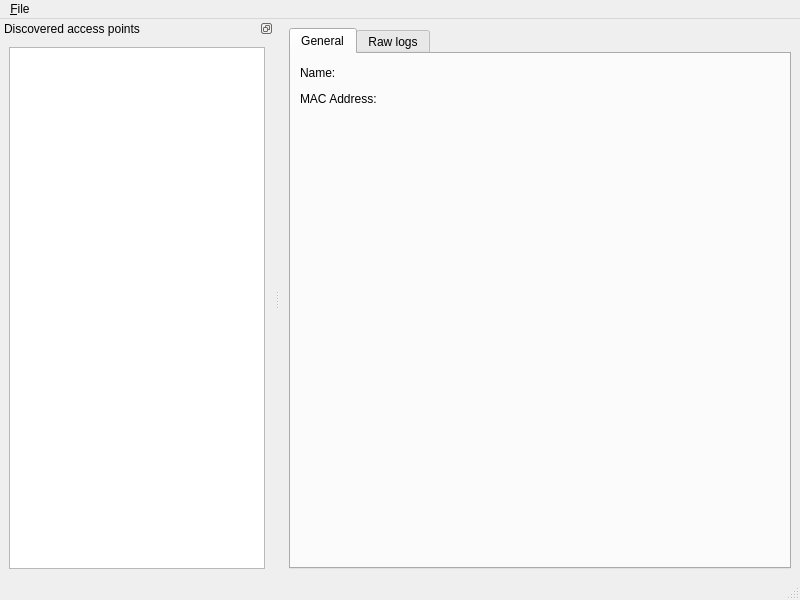
jeremydumais/airodb-analyzer, file airodb_analyzer/designer/mainForm.ui: the form before one commit.
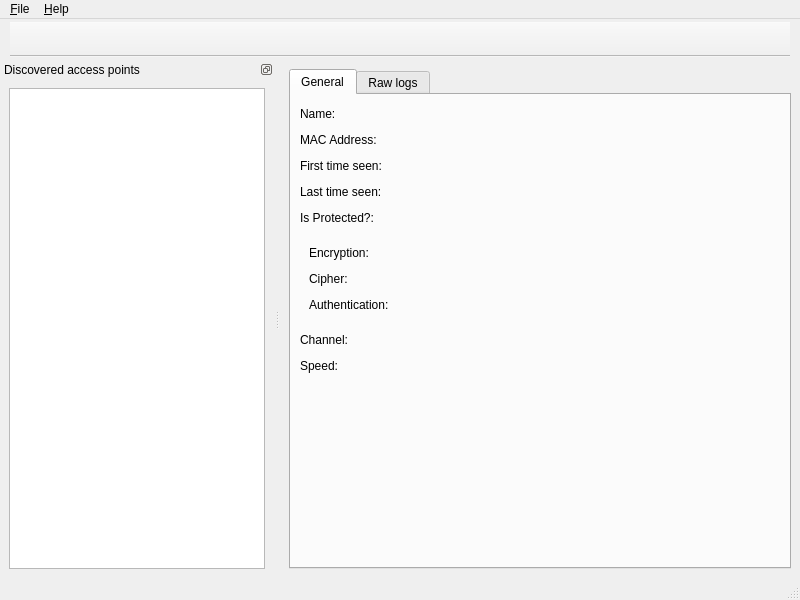
The form after the commit. Icons and pictures are not drawn.

Commit message: Work on the mainForm AP details.

Patch:
```diff
--- a/airodb_analyzer/designer/mainForm.ui
+++ b/airodb_analyzer/designer/mainForm.ui
@@ -25,7 +25,7 @@
         <string>General</string>
        </attribute>
        <layout class="QGridLayout" name="gridLayout_2">
-        <item row="1" column="1">
+        <item row="0" column="1">
          <layout class="QVBoxLayout" name="verticalLayout">
           <item>
            <layout class="QHBoxLayout" name="horizontalLayout">
@@ -89,6 +89,260 @@
             </item>
            </layout>
           </item>
+          <item>
+           <layout class="QHBoxLayout" name="horizontalLayout_3">
+            <item>
+             <widget class="QLabel" name="labelCaptionFirstSeen">
+              <property name="text">
+               <string>First time seen:</string>
+              </property>
+             </widget>
+            </item>
+            <item>
+             <widget class="QLabel" name="labelFirstTimeSeen">
+              <property name="text">
+               <string/>
+              </property>
+             </widget>
+            </item>
+            <item>
+             <spacer name="horizontalSpacer_3">
+              <property name="orientation">
+               <enum>Qt::Horizontal</enum>
+              </property>
+              <property name="sizeHint" stdset="0">
+               <size>
+                <width>40</width>
+                <height>20</height>
+               </size>
+              </property>
+             </spacer>
+            </item>
+           </layout>
+          </item>
+          <item>
+           <layout class="QHBoxLayout" name="horizontalLayout_4">
+            <item>
+             <widget class="QLabel" name="labelCaptionLastTimeSeen">
+              <property name="text">
+               <string>Last time seen:</string>
+              </property>
+             </widget>
+            </item>
+            <item>
+             <widget class="QLabel" name="labelLastTimeSeen">
+              <property name="text">
+               <string/>
+              </property>
+             </widget>
+            </item>
+            <item>
+             <spacer name="horizontalSpacer_4">
+              <property name="orientation">
+               <enum>Qt::Horizontal</enum>
+              </property>
+              <property name="sizeHint" stdset="0">
+               <size>
+                <width>40</width>
+                <height>20</height>
+               </size>
+              </property>
+             </spacer>
+            </item>
+           </layout>
+          </item>
+          <item>
+           <layout class="QHBoxLayout" name="horizontalLayout_5">
+            <item>
+             <widget class="QLabel" name="labelCaptionIsProtected">
+              <property name="text">
+               <string>Is Protected?:</string>
+              </property>
+             </widget>
+            </item>
+            <item>
+             <widget class="QLabel" name="labelIsProtected">
+              <property name="text">
+               <string/>
+              </property>
+             </widget>
+            </item>
+            <item>
+             <spacer name="horizontalSpacer_5">
+              <property name="orientation">
+               <enum>Qt::Horizontal</enum>
+              </property>
+              <property name="sizeHint" stdset="0">
+               <size>
+                <width>40</width>
+                <height>20</height>
+               </size>
+              </property>
+             </spacer>
+            </item>
+           </layout>
+          </item>
+          <item>
+           <widget class="QWidget" name="widgetProtectionDetails" native="true">
+            <layout class="QVBoxLayout" name="verticalLayout_2">
+             <item>
+              <layout class="QHBoxLayout" name="horizontalLayout_6">
+               <item>
+                <widget class="QLabel" name="labelCaptionEncryption">
+                 <property name="text">
+                  <string>Encryption:</string>
+                 </property>
+                </widget>
+               </item>
+               <item>
+                <widget class="QLabel" name="labelEncryption">
+                 <property name="text">
+                  <string/>
+                 </property>
+                </widget>
+               </item>
+               <item>
+                <spacer name="horizontalSpacer_6">
+                 <property name="orientation">
+                  <enum>Qt::Horizontal</enum>
+                 </property>
+                 <property name="sizeHint" stdset="0">
+                  <size>
+                   <width>40</width>
+                   <height>20</height>
+                  </size>
+                 </property>
+                </spacer>
+               </item>
+              </layout>
+             </item>
+             <item>
+              <layout class="QHBoxLayout" name="horizontalLayout_7">
+               <item>
+                <widget class="QLabel" name="labelCaptionCipher">
+                 <property name="text">
+                  <string>Cipher:</string>
+                 </property>
+                </widget>
+               </item>
+               <item>
+                <widget class="QLabel" name="labelCipher">
+                 <property name="text">
+                  <string/>
+                 </property>
+                </widget>
+               </item>
+               <item>
+                <spacer name="horizontalSpacer_7">
+                 <property name="orientation">
+                  <enum>Qt::Horizontal</enum>
+                 </property>
+                 <property name="sizeHint" stdset="0">
+                  <size>
+                   <width>40</width>
+                   <height>20</height>
+                  </size>
+                 </property>
+                </spacer>
+               </item>
+              </layout>
+             </item>
+             <item>
+              <layout class="QHBoxLayout" name="horizontalLayout_8">
+               <item>
+                <widget class="QLabel" name="labelCaptionAuthentification">
+                 <property name="text">
+                  <string>Authentication:</string>
+                 </property>
+                </widget>
+               </item>
+               <item>
+                <widget class="QLabel" name="labelAuthentification">
+                 <property name="text">
+                  <string/>
+                 </property>
+                </widget>
+               </item>
+               <item>
+                <spacer name="horizontalSpacer_8">
+                 <property name="orientation">
+                  <enum>Qt::Horizontal</enum>
+                 </property>
+                 <property name="sizeHint" stdset="0">
+                  <size>
+                   <width>40</width>
+                   <height>20</height>
+                  </size>
+                 </property>
+                </spacer>
+               </item>
+              </layout>
+             </item>
+            </layout>
+           </widget>
+          </item>
+          <item>
+           <layout class="QHBoxLayout" name="horizontalLayout_9">
+            <item>
+             <widget class="QLabel" name="labelCaptionChannel">
+              <property name="text">
+               <string>Channel:</string>
+              </property>
+             </widget>
+            </item>
+            <item>
+             <widget class="QLabel" name="labelChannel">
+              <property name="text">
+               <string/>
+              </property>
+             </widget>
+            </item>
+            <item>
+             <spacer name="horizontalSpacer_9">
+              <property name="orientation">
+               <enum>Qt::Horizontal</enum>
+              </property>
+              <property name="sizeHint" stdset="0">
+               <size>
+                <width>40</width>
+                <height>20</height>
+               </size>
+              </property>
+             </spacer>
+            </item>
+           </layout>
+          </item>
+          <item>
+           <layout class="QHBoxLayout" name="horizontalLayout_10">
+            <item>
+             <widget class="QLabel" name="labelCaptionSpeed">
+              <property name="text">
+               <string>Speed:</string>
+              </property>
+             </widget>
+            </item>
+            <item>
+             <widget class="QLabel" name="labelSpeed">
+              <property name="text">
+               <string/>
+              </property>
+             </widget>
+            </item>
+            <item>
+             <spacer name="horizontalSpacer_10">
+              <property name="orientation">
+               <enum>Qt::Horizontal</enum>
+              </property>
+              <property name="sizeHint" stdset="0">
+               <size>
+                <width>40</width>
+                <height>20</height>
+               </size>
+              </property>
+             </spacer>
+            </item>
+           </layout>
+          </item>
           <item>
            <spacer name="verticalSpacer">
             <property name="orientation">
@@ -131,7 +385,14 @@
     <addaction name="action_Open_session"/>
     <addaction name="action_Quit"/>
    </widget>
+   <widget class="QMenu" name="menu_Help">
+    <property name="title">
+     <string>&amp;Help</string>
+    </property>
+    <addaction name="actionAbout_airodb_analyzer"/>
+   </widget>
    <addaction name="menu_File"/>
+   <addaction name="menu_Help"/>
   </widget>
   <widget class="QStatusBar" name="statusbar"/>
   <widget class="QDockWidget" name="dockWidget">
@@ -156,6 +417,30 @@
     </layout>
    </widget>
   </widget>
+  <widget class="QToolBar" name="toolBar">
+   <property name="windowTitle">
+    <string>toolBar</string>
+   </property>
+   <property name="styleSheet">
+    <string notr="true">margin:3px 10px;</string>
+   </property>
+   <property name="movable">
+    <bool>false</bool>
+   </property>
+   <property name="toolButtonStyle">
+    <enum>Qt::ToolButtonIconOnly</enum>
+   </property>
+   <property name="floatable">
+    <bool>false</bool>
+   </property>
+   <attribute name="toolBarArea">
+    <enum>TopToolBarArea</enum>
+   </attribute>
+   <attribute name="toolBarBreak">
+    <bool>false</bool>
+   </attribute>
+   <addaction name="action_Open_session_toolbar"/>
+  </widget>
   <action name="action_Quit">
    <property name="text">
     <string>&amp;Quit</string>
@@ -166,6 +451,22 @@
     <string>&amp;Open a session...</string>
    </property>
   </action>
+  <action name="actionAbout_airodb_analyzer">
+   <property name="text">
+    <string>&amp;About airodb-analyzer</string>
+   </property>
+  </action>
+  <action name="action_Open_session_toolbar">
+   <property name="icon">
+    <iconset theme="fileopen"/>
+   </property>
+   <property name="text">
+    <string> </string>
+   </property>
+   <property name="toolTip">
+    <string>Open a session</string>
+   </property>
+  </action>
  </widget>
  <resources/>
  <connections/>
```
Left out of the diff: 5 changed lines with no effect on the pictures. The commit also changes 3 other files.
